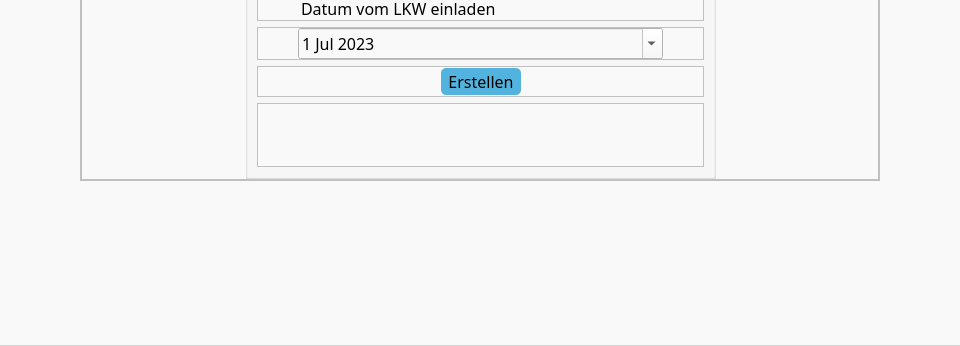
The window that dev/gui/first_draft.ui (xtrilogis/ZLF_Sort_v2.0) describes before a commit, drawn with Qt 5; both pictures show x 85 to 1045 and y 403 to 749 of the 1130 by 749 pixel window.
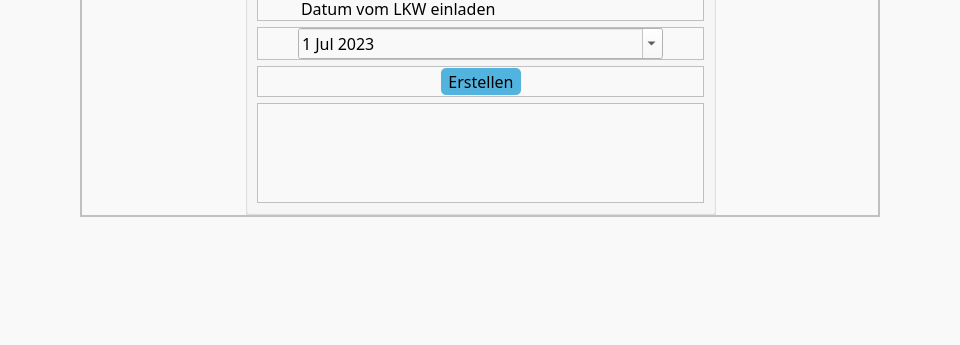
The same window after the commit. The open tabs and pages were chosen to show the change. Icons and pictures are not drawn.

Commit message: fix: make output text selectable

Diff of the .ui file:
```diff
--- a/dev/gui/first_draft.ui
+++ b/dev/gui/first_draft.ui
@@ -915,7 +915,7 @@
                        <property name="minimumSize">
                         <size>
                          <width>300</width>
-                         <height>41</height>
+                         <height>100</height>
                         </size>
                        </property>
                        <property name="styleSheet">
@@ -939,7 +939,7 @@
                           <x>0</x>
                           <y>0</y>
                           <width>453</width>
-                          <height>62</height>
+                          <height>98</height>
                          </rect>
                         </property>
                         <layout class="QVBoxLayout" name="verticalLayout_7">
```
Left out of the diff: 9 changed lines with no effect on the pictures. The commit also changes 2 other files.
